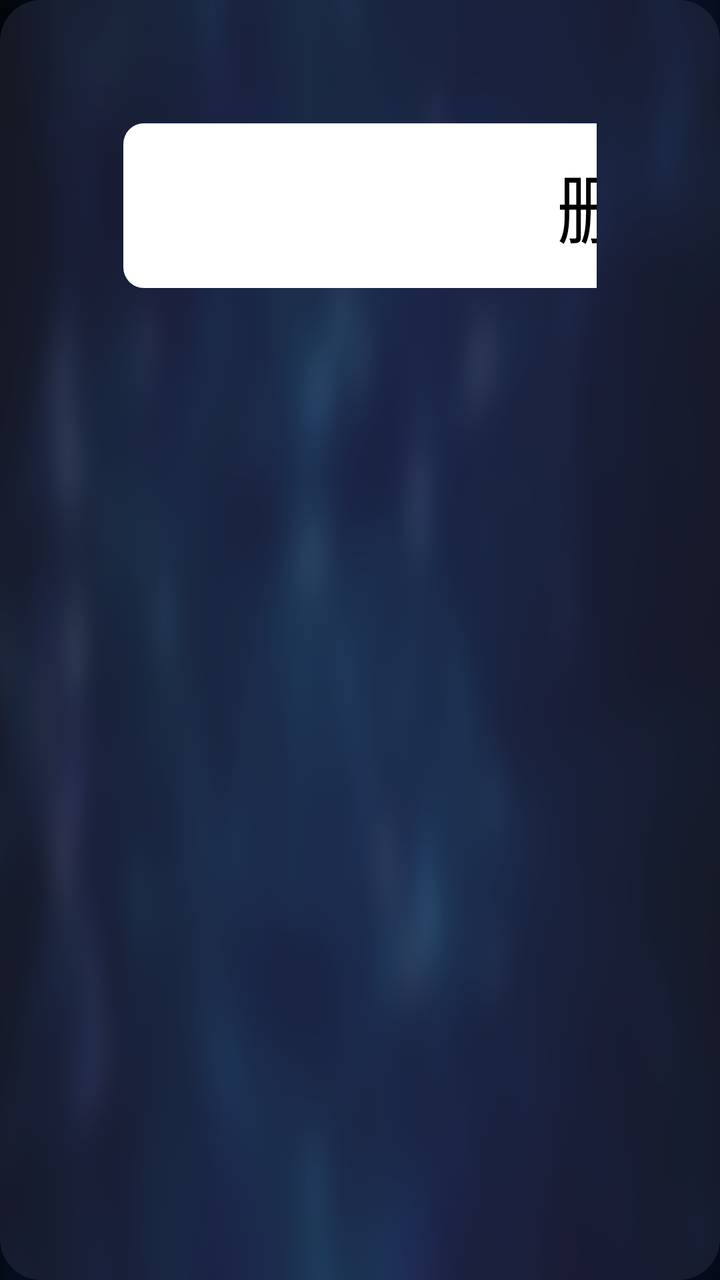
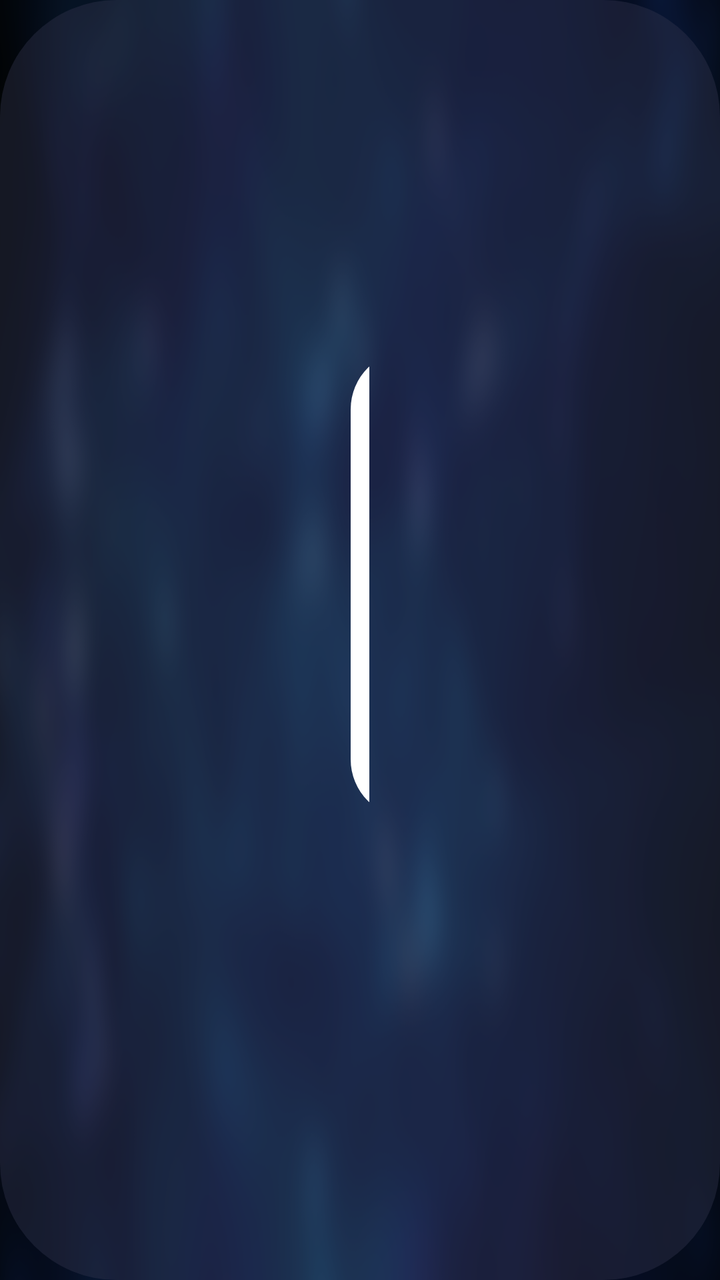

Two renders of the same Android screen: before a commit and after it. Below are the layout's source before the change and the commit's diff.
<!-- AndroidManifest.xml: application theme AppTheme.NoActionBar -->
<!-- res/layout/dialog_live_set.xml -->
<?xml version="1.0" encoding="utf-8"?>
<LinearLayout xmlns:android="http://schemas.android.com/apk/res/android"
    android:layout_width="wrap_content"
    android:layout_height="wrap_content"
    android:layout_gravity="center"
    android:background="@drawable/model_dialog_bg"
    android:orientation="vertical"
    android:padding="30pt">

    <TextView
        android:id="@+id/tvSrcDel"
        android:layout_width="300pt"
        android:layout_height="40pt"
        android:background="@drawable/splash_focus"
        android:focusable="true"
        android:focusableInTouchMode="true"
        android:gravity="center"
        android:text="删除直播源"
        android:textColor="@android:color/black"
        android:textSize="18pt" />

</LinearLayout>
<!-- resources referenced by this layout -->
<resources>
  <!-- drawable model_dialog_bg (drawable) -->
  <?xml version="1.0" encoding="utf-8"?>
  <shape xmlns:android="http://schemas.android.com/apk/res/android">
      <corners android:radius="10pt"/>
      <solid android:color="@color/color_6632364E"/>
  </shape>
  <!-- drawable splash_focus (drawable) -->
  <?xml version="1.0" encoding="utf-8"?>
  <selector xmlns:android="http://schemas.android.com/apk/res/android">
      <item android:state_focused="true">
          <shape>
              <corners android:radius="5pt" />
              <solid android:color="@android:color/white" />
              <stroke android:width="2pt" android:color="@color/color_FF5F00" />
          </shape>
      </item>
      <item android:state_focused="false">
          <shape>
              <corners android:radius="5pt" />
              <solid android:color="@android:color/white" />
          </shape>
      </item>
  </selector>
  <style name="AppTheme.NoActionBar">
          <item name="android:windowActionBar">false</item>
          <item name="android:windowNoTitle">true</item>
          <item name="windowActionBar">false</item>
          <item name="android:windowFullscreen">true</item>//全屏即无通知栏
          <item name="android:windowContentOverlay">@null</item>//是否有遮盖
          <item name="windowNoTitle">true</item>
          <item name="android:keepScreenOn">true</item>
          
          <item name="android:windowBackground">@drawable/vod_thumb</item>
      </style>
  <color name="color_6632364E">#6632364E</color>
  <color name="color_FF5F00">#FF5F00</color>
  <!-- drawable vod_thumb: png bitmap (drawable-xhdpi, 198620 bytes) -->
</resources>

<!-- the commit's change to res/layout/dialog_live_set.xml (unified diff, before → after) -->
@@ -5,18 +5,18 @@
     android:layout_gravity="center"
     android:background="@drawable/model_dialog_bg"
     android:orientation="vertical"
-    android:padding="30pt">
+    android:padding="30mm">
 
     <TextView
         android:id="@+id/tvSrcDel"
-        android:layout_width="300pt"
-        android:layout_height="40pt"
+        android:layout_width="300mm"
+        android:layout_height="40mm"
         android:background="@drawable/splash_focus"
         android:focusable="true"
         android:focusableInTouchMode="true"
         android:gravity="center"
         android:text="删除直播源"
         android:textColor="@android:color/black"
-        android:textSize="18pt" />
+        android:textSize="18mm" />
 
 </LinearLayout>
<!-- resource entries referenced after the edit -->
@@ -3,7 +3,7 @@
   <!-- drawable model_dialog_bg (drawable) -->
   <?xml version="1.0" encoding="utf-8"?>
   <shape xmlns:android="http://schemas.android.com/apk/res/android">
-      <corners android:radius="10pt"/>
+      <corners android:radius="10mm"/>
       <solid android:color="@color/color_6632364E"/>
   </shape>
   <!-- drawable splash_focus (drawable) -->
@@ -11,14 +11,14 @@
   <selector xmlns:android="http://schemas.android.com/apk/res/android">
       <item android:state_focused="true">
           <shape>
-              <corners android:radius="5pt" />
+              <corners android:radius="5mm" />
               <solid android:color="@android:color/white" />
-              <stroke android:width="2pt" android:color="@color/color_FF5F00" />
+              <stroke android:width="2mm" android:color="@color/color_FF5F00" />
           </shape>
       </item>
       <item android:state_focused="false">
           <shape>
-              <corners android:radius="5pt" />
+              <corners android:radius="5mm" />
               <solid android:color="@android:color/white" />
           </shape>
       </item>
